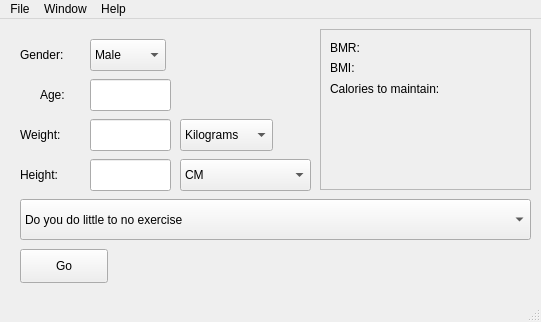
Old version of the form Alun_Tasks/BTEC_assessment/gym_soft_v2/mainwindow.ui in the repository DannyCymru/Small_Projects.
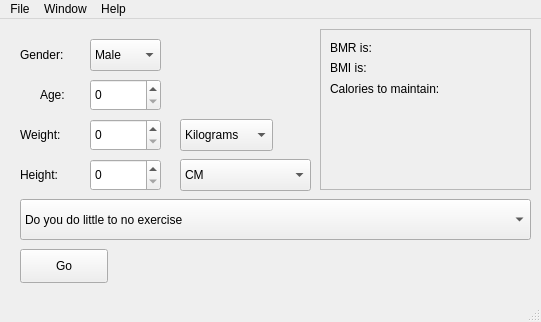
New version of the form.

Patch:
```diff
--- a/Alun_Tasks/BTEC_assessment/gym_soft_v2/mainwindow.ui
+++ b/Alun_Tasks/BTEC_assessment/gym_soft_v2/mainwindow.ui
@@ -32,7 +32,7 @@
      <rect>
       <x>90</x>
       <y>20</y>
-      <width>76</width>
+      <width>71</width>
       <height>32</height>
      </rect>
     </property>
@@ -60,28 +60,6 @@
      <string>Weight: </string>
     </property>
    </widget>
-   <widget class="QLineEdit" name="weight_edit">
-    <property name="enabled">
-     <bool>true</bool>
-    </property>
-    <property name="geometry">
-     <rect>
-      <x>90</x>
-      <y>100</y>
-      <width>81</width>
-      <height>32</height>
-     </rect>
-    </property>
-    <property name="maximumSize">
-     <size>
-      <width>210</width>
-      <height>32</height>
-     </size>
-    </property>
-    <property name="maxLength">
-     <number>600</number>
-    </property>
-   </widget>
    <widget class="QComboBox" name="weight_combo">
     <property name="geometry">
      <rect>
@@ -102,28 +80,6 @@
      </property>
     </item>
    </widget>
-   <widget class="QLineEdit" name="height_edit">
-    <property name="enabled">
-     <bool>true</bool>
-    </property>
-    <property name="geometry">
-     <rect>
-      <x>90</x>
-      <y>140</y>
-      <width>81</width>
-      <height>32</height>
-     </rect>
-    </property>
-    <property name="maximumSize">
-     <size>
-      <width>210</width>
-      <height>32</height>
-     </size>
-    </property>
-    <property name="maxLength">
-     <number>600</number>
-    </property>
-   </widget>
    <widget class="QComboBox" name="height_combo">
     <property name="geometry">
      <rect>
@@ -170,28 +126,6 @@
      <string>Age:</string>
     </property>
    </widget>
-   <widget class="QLineEdit" name="age_edit">
-    <property name="enabled">
-     <bool>true</bool>
-    </property>
-    <property name="geometry">
-     <rect>
-      <x>90</x>
-      <y>60</y>
-      <width>81</width>
-      <height>32</height>
-     </rect>
-    </property>
-    <property name="maximumSize">
-     <size>
-      <width>210</width>
-      <height>32</height>
-     </size>
-    </property>
-    <property name="maxLength">
-     <number>600</number>
-    </property>
-   </widget>
    <widget class="QComboBox" name="exercise_combo">
     <property name="geometry">
      <rect>
@@ -260,12 +194,12 @@
       <rect>
        <x>10</x>
        <y>10</y>
-       <width>58</width>
+       <width>191</width>
        <height>18</height>
       </rect>
      </property>
      <property name="text">
-      <string>BMR:</string>
+      <string>BMR is:</string>
      </property>
     </widget>
     <widget class="QLabel" name="bmi_label">
@@ -273,12 +207,12 @@
       <rect>
        <x>10</x>
        <y>30</y>
-       <width>58</width>
+       <width>191</width>
        <height>18</height>
       </rect>
      </property>
      <property name="text">
-      <string>BMI:</string>
+      <string>BMI is:</string>
      </property>
     </widget>
     <widget class="QLabel" name="maintain_label">
@@ -295,6 +229,48 @@
      </property>
     </widget>
    </widget>
+   <widget class="QDoubleSpinBox" name="age_spinbox">
+    <property name="geometry">
+     <rect>
+      <x>90</x>
+      <y>60</y>
+      <width>71</width>
+      <height>32</height>
+     </rect>
+    </property>
+    <property name="decimals">
+     <number>0</number>
+    </property>
+   </widget>
+   <widget class="QDoubleSpinBox" name="weight_spinbox">
+    <property name="geometry">
+     <rect>
+      <x>90</x>
+      <y>100</y>
+      <width>71</width>
+      <height>32</height>
+     </rect>
+    </property>
+    <property name="decimals">
+     <number>0</number>
+    </property>
+   </widget>
+   <widget class="QDoubleSpinBox" name="height_spinbox">
+    <property name="geometry">
+     <rect>
+      <x>90</x>
+      <y>140</y>
+      <width>71</width>
+      <height>32</height>
+     </rect>
+    </property>
+    <property name="decimals">
+     <number>0</number>
+    </property>
+    <property name="maximum">
+     <double>250.000000000000000</double>
+    </property>
+   </widget>
   </widget>
   <widget class="QMenuBar" name="menuBar">
    <property name="geometry">
```
Left out of the diff: 2 changed lines with no effect on the pictures.
